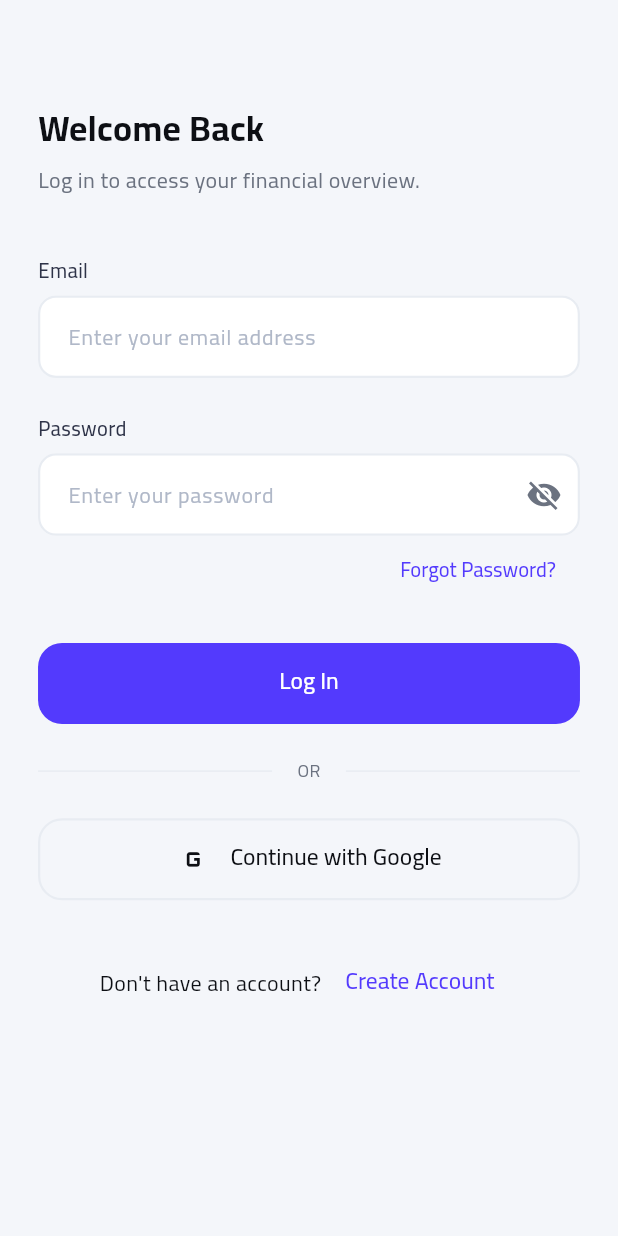
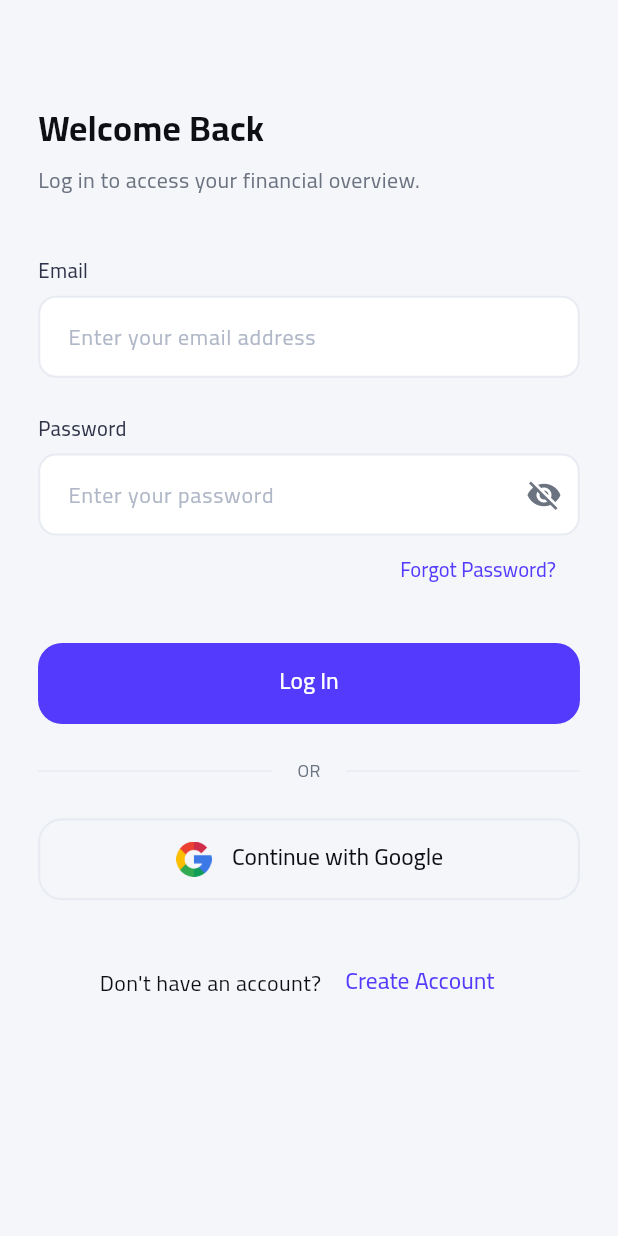
Before and after one commit to elsaramji/emergency_wallet, a Flutter app: the LoginViewBody screen opened directly, on a phone screen of 412 x 824 dp. Run offline on Flutter 3.47's test engine with Material 3 defaults, Android fonts, the phone set to English and light mode, and no system bars; our stand-ins replace flutter_bloc, flutter_screenutil, get_it, go_router.

Commit message:
feat: implement login view, social auth button, onboarding screen, and register assets

```diff
--- a/lib/core/utils/app_images.dart
+++ b/lib/core/utils/app_images.dart
@@ -1,5 +1,8 @@
 class AppImages {
   AppImages._();
 
-  // static const String logo = 'assets/images/logo.png';
+  static const String google = 'assets/images/google.png';
+  static const String saving20 = 'assets/images/saving20.png';
+  static const String savingWallet = 'assets/images/saving_wallet.png';
+  static const String walletOnboarding = 'assets/images/wallet_onborading.png';
 }
--- a/lib/features/auth/presentation/views/login_view.dart
+++ b/lib/features/auth/presentation/views/login_view.dart
@@ -2,11 +2,11 @@ import 'package:flutter/material.dart';
 import 'package:flutter_bloc/flutter_bloc.dart';
 import 'package:flutter_screenutil/flutter_screenutil.dart';
 import 'package:go_router/go_router.dart';
-
 import '../../../../core/extensions/context_extensions.dart';
 import '../../../../core/router/app_routes.dart';
 import '../../../../core/theme/app_colors.dart';
 import '../../../../core/theme/app_text_styles.dart';
+import '../../../../core/utils/app_images.dart';
 import '../states/auth_state.dart';
 import '../states/login_cubit.dart';
 import '../widgets/custom_text_field.dart';
@@ -120,7 +120,8 @@ class _LoginViewBodyState extends State<LoginViewBody> {
                     Align(
                       alignment: AlignmentDirectional.centerEnd,
                       child: TextButton(
-                        onPressed: () => context.pushNamed(AppRoutes.forgotPassword),
+                        onPressed: () =>
+                            context.pushNamed(AppRoutes.forgotPassword),
                         child: Text(
                           context.local.forgotPassword,
                           style: AppTextStyles.labelMedium.copyWith(
@@ -163,7 +164,7 @@ class _LoginViewBodyState extends State<LoginViewBody> {
                     SizedBox(height: 24.h),
                     SocialAuthButton(
                       text: context.local.continueWithGoogle,
-                      icon: Icons.g_mobiledata,
+                      icon: AppImages.google,
                       onPressed: state is AuthLoading
                           ? () {}
                           : () => context.read<LoginCubit>().loginWithGoogle(),
--- a/lib/features/auth/presentation/widgets/social_auth_button.dart
+++ b/lib/features/auth/presentation/widgets/social_auth_button.dart
@@ -5,7 +5,7 @@ import '../../../../core/theme/app_text_styles.dart';
 
 class SocialAuthButton extends StatelessWidget {
   final String text;
-  final IconData icon;
+  final String icon;
   final VoidCallback onPressed;
 
   const SocialAuthButton({
@@ -28,7 +28,11 @@ class SocialAuthButton extends StatelessWidget {
         child: Row(
           mainAxisAlignment: MainAxisAlignment.center,
           children: [
-            Icon(icon, color: AppColors.ink900, size: 24.r),
+            Image.asset(
+              icon,
+              width: 24.w,
+              height: 24.h,
+            ),
             SizedBox(width: 12.w),
             Text(
               text,
--- a/lib/features/onboarding/presentation/views/onboarding_view.dart
+++ b/lib/features/onboarding/presentation/views/onboarding_view.dart
@@ -1,9 +1,10 @@
 import 'package:flutter/material.dart';
 import 'package:flutter_screenutil/flutter_screenutil.dart';
 import 'package:go_router/go_router.dart';
+
+import '../../../../core/extensions/context_extensions.dart';
 import '../../../../core/router/app_routes.dart';
 import '../../../../core/theme/app_colors.dart';
-import '../../../../core/extensions/context_extensions.dart';
 import '../widgets/onboarding_slide.dart';
 
 class OnboardingView extends StatefulWidget {
--- a/pubspec.yaml
+++ b/pubspec.yaml
@@ -66,9 +66,8 @@ flutter:
   uses-material-design: true
 
   # To add assets to your application, add an assets section, like this:
-  # assets:
-  #   - images/a_dot_burr.jpeg
-  #   - images/a_dot_ham.jpeg
+  assets:
+    - assets/images/
 
   # An image asset can refer to one or more resolution-specific "variants", see
   # https://flutter.dev/to/resolution-aware-images
```
Also changed, not shown: assets/images/google.png (added), assets/images/saving20.png (added), assets/images/saving_wallet.png (added), assets/images/wallet_onborading.png (added). Lines whose indentation alone changed are shown as unchanged.
